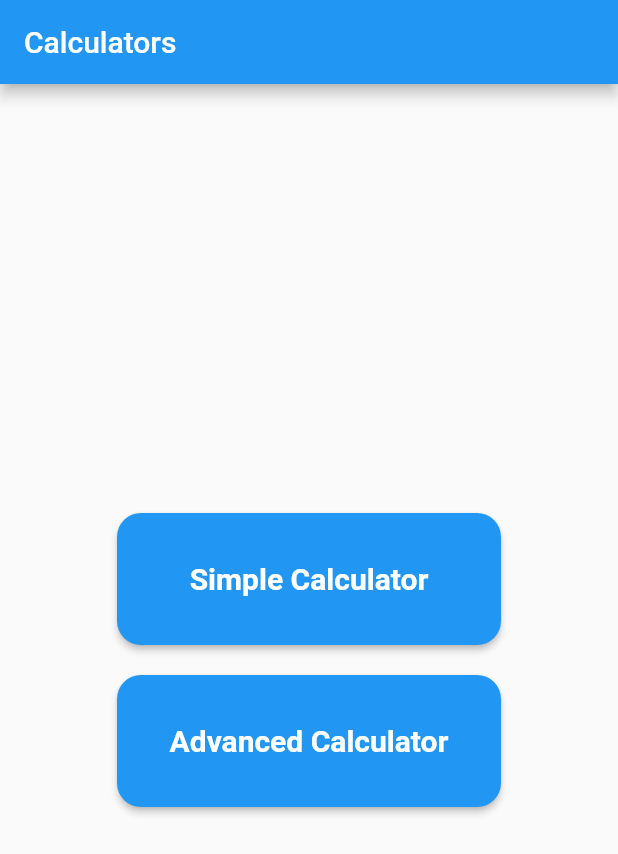
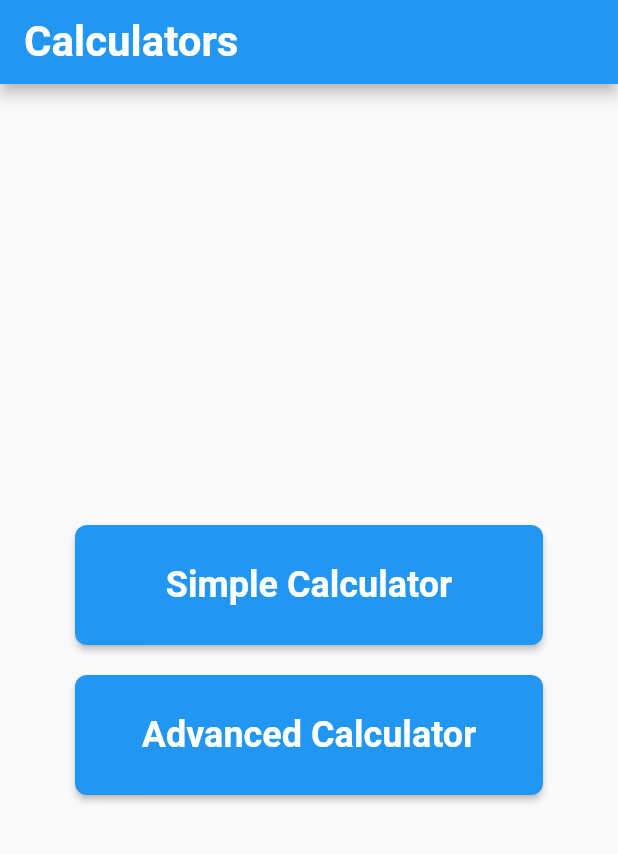
Before and after one commit to akashgamage/F-Cal, a Flutter app: the screen it shows after launch, on a phone screen of 412 x 824 dp. Shown: the top 854 px of the screen. Run offline on Flutter 3.47's test engine with Material 2 defaults, Android fonts, the light colour scheme and no system bars.

Commit message:
Home page ui

```diff
--- a/lib/mainhome.dart
+++ b/lib/mainhome.dart
@@ -22,7 +22,9 @@ class _mainhomeState extends State<mainhome> {
   @override
   Widget build(BuildContext context) {
     return Scaffold(
-        appBar: AppBar(title: const Text('Calculators')),
+        appBar: AppBar(
+            title: const Text('Calculators',
+                style: TextStyle(fontSize: 28, fontWeight: FontWeight.bold))),
         body: Padding(
             padding: const EdgeInsets.all(50),
             child: Align(
@@ -31,17 +33,17 @@ class _mainhomeState extends State<mainhome> {
                   mainAxisAlignment: MainAxisAlignment.center,
                   children: [
                     SizedBox(
-                      height: 88,
-                      width: 256,
+                      height: 80,
+                      width: 320,
                       child: ElevatedButton(
                           style: ElevatedButton.styleFrom(
                               shape: RoundedRectangleBorder(
-                            borderRadius: BorderRadius.circular(16),
+                            borderRadius: BorderRadius.circular(8),
                           )),
                           child: const Text(
                             'Simple Calculator',
                             style: TextStyle(
-                                fontSize: 20, fontWeight: FontWeight.bold),
+                                fontSize: 24, fontWeight: FontWeight.bold),
                           ),
                           onPressed: () {
                             Navigator.push(
@@ -55,17 +57,17 @@ class _mainhomeState extends State<mainhome> {
                       height: 20,
                     ),
                     SizedBox(
-                      height: 88,
-                      width: 256,
+                      height: 80,
+                      width: 320,
                       child: ElevatedButton(
                           style: ElevatedButton.styleFrom(
                               shape: RoundedRectangleBorder(
-                            borderRadius: BorderRadius.circular(16),
+                            borderRadius: BorderRadius.circular(8),
                           )),
                           child: const Text(
                             'Advanced Calculator',
                             style: TextStyle(
-                                fontSize: 20, fontWeight: FontWeight.bold),
+                                fontSize: 24, fontWeight: FontWeight.bold),
                           ),
                           onPressed: () {
                             Navigator.push(
--- a/lib/simplecalculator.dart
+++ b/lib/simplecalculator.dart
@@ -49,7 +49,8 @@ class _SimpleCalculatorState extends State<SimpleCalculator> {
     return Scaffold(
       backgroundColor: const Color.fromARGB(255, 255, 255, 255),
       appBar: AppBar(
-        title: const Text("Simple Calculator"),
+        title: const Text("Simple Calculator",
+            style: TextStyle(fontSize: 24, fontWeight: FontWeight.bold)),
       ),
       body: Padding(
         padding: const EdgeInsets.all(50.0),
@@ -180,7 +181,6 @@ class _SimpleCalculatorState extends State<SimpleCalculator> {
                 ),
               ],
             ),
-            // Image.asset('assets/images/simplecal.jpg'),
             Image.asset('assets/images/SimpleCal.png'),
           ],
         ),
```
Also changed, not shown: assets/images/Simple Calcilator.png (added), assets/images/Simulator Screenshot - iPhone 14 Pro Max - 2023-07-04 at 20.37.22.png (deleted), assets/images/simplecal.jpg (deleted), 1 other file.
